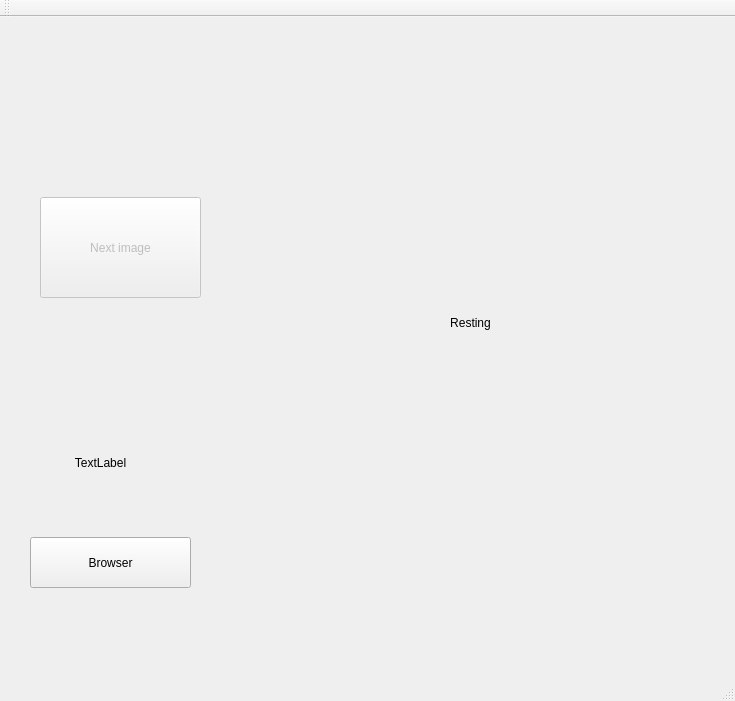
pardalhan/Exjobb, file QtDataGenerator/QtDataGenerator/qtdatagenerator.ui: the form before one commit.
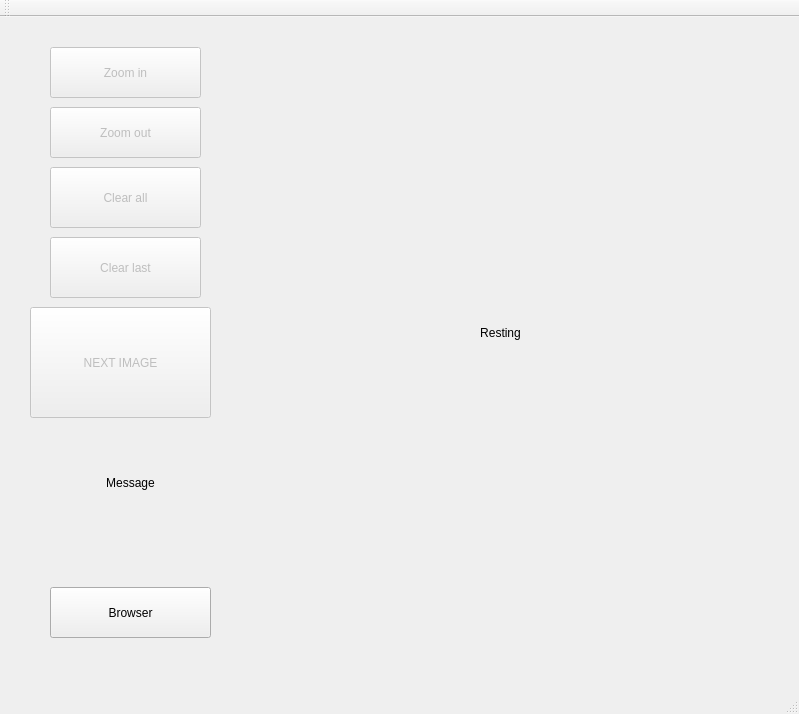
The form after the commit.

Diff of the .ui file:
```diff
--- a/QtDataGenerator/QtDataGenerator/qtdatagenerator.ui
+++ b/QtDataGenerator/QtDataGenerator/qtdatagenerator.ui
@@ -6,8 +6,8 @@
    <rect>
     <x>0</x>
     <y>0</y>
-    <width>735</width>
-    <height>701</height>
+    <width>799</width>
+    <height>714</height>
    </rect>
   </property>
   <property name="windowTitle">
@@ -20,23 +20,23 @@
     </property>
     <property name="geometry">
      <rect>
-      <x>40</x>
-      <y>180</y>
-      <width>161</width>
-      <height>101</height>
+      <x>30</x>
+      <y>290</y>
+      <width>181</width>
+      <height>111</height>
      </rect>
     </property>
     <property name="text">
-     <string>Next image</string>
+     <string>NEXT IMAGE</string>
     </property>
    </widget>
    <widget class="QLabel" name="lbl_1">
     <property name="geometry">
      <rect>
-      <x>270</x>
-      <y>100</y>
-      <width>401</width>
-      <height>411</height>
+      <x>230</x>
+      <y>20</y>
+      <width>541</width>
+      <height>591</height>
      </rect>
     </property>
     <property name="layoutDirection">
@@ -52,14 +52,14 @@
    <widget class="QLabel" name="lbl_2">
     <property name="geometry">
      <rect>
-      <x>50</x>
-      <y>400</y>
-      <width>101</width>
+      <x>40</x>
+      <y>420</y>
+      <width>181</width>
       <height>91</height>
      </rect>
     </property>
     <property name="text">
-     <string>TextLabel</string>
+     <string>Message</string>
     </property>
     <property name="alignment">
      <set>Qt::AlignCenter</set>
@@ -68,8 +68,8 @@
    <widget class="QPushButton" name="btn_browser">
     <property name="geometry">
      <rect>
-      <x>30</x>
-      <y>520</y>
+      <x>50</x>
+      <y>570</y>
       <width>161</width>
       <height>51</height>
      </rect>
@@ -78,6 +78,76 @@
      <string>Browser</string>
     </property>
    </widget>
+   <widget class="QPushButton" name="btn_zoomin">
+    <property name="enabled">
+     <bool>false</bool>
+    </property>
+    <property name="geometry">
+     <rect>
+      <x>50</x>
+      <y>30</y>
+      <width>151</width>
+      <height>51</height>
+     </rect>
+    </property>
+    <property name="text">
+     <string>Zoom in</string>
+    </property>
+    <property name="checkable">
+     <bool>true</bool>
+    </property>
+    <property name="checked">
+     <bool>false</bool>
+    </property>
+   </widget>
+   <widget class="QPushButton" name="btn_zoomout">
+    <property name="enabled">
+     <bool>false</bool>
+    </property>
+    <property name="geometry">
+     <rect>
+      <x>50</x>
+      <y>90</y>
+      <width>151</width>
+      <height>51</height>
+     </rect>
+    </property>
+    <property name="text">
+     <string>Zoom out</string>
+    </property>
+   </widget>
+   <widget class="QPushButton" name="btn_clearall">
+    <property name="enabled">
+     <bool>false</bool>
+    </property>
+    <property name="geometry">
+     <rect>
+      <x>50</x>
+      <y>150</y>
+      <width>151</width>
+      <height>61</height>
+     </rect>
+    </property>
+    <property name="text">
+     <string>Clear all</string>
+    </property>
+   </widget>
+   <widget class="QPushButton" name="btn_clearlast">
+    <property name="enabled">
+     <bool>false</bool>
+    </property>
+    <property name="geometry">
+     <rect>
+      <x>50</x>
+      <y>220</y>
+      <width>151</width>
+      <height>61</height>
+     </rect>
+    </property>
+    <property name="text">
+     <string>Clear last</string>
+    </property>
+   </widget>
   </widget>
   <widget class="QMenuBar" name="menuBar">
    <property name="geometry">
```
Left out of the diff: 8 changed lines with no effect on the pictures.
